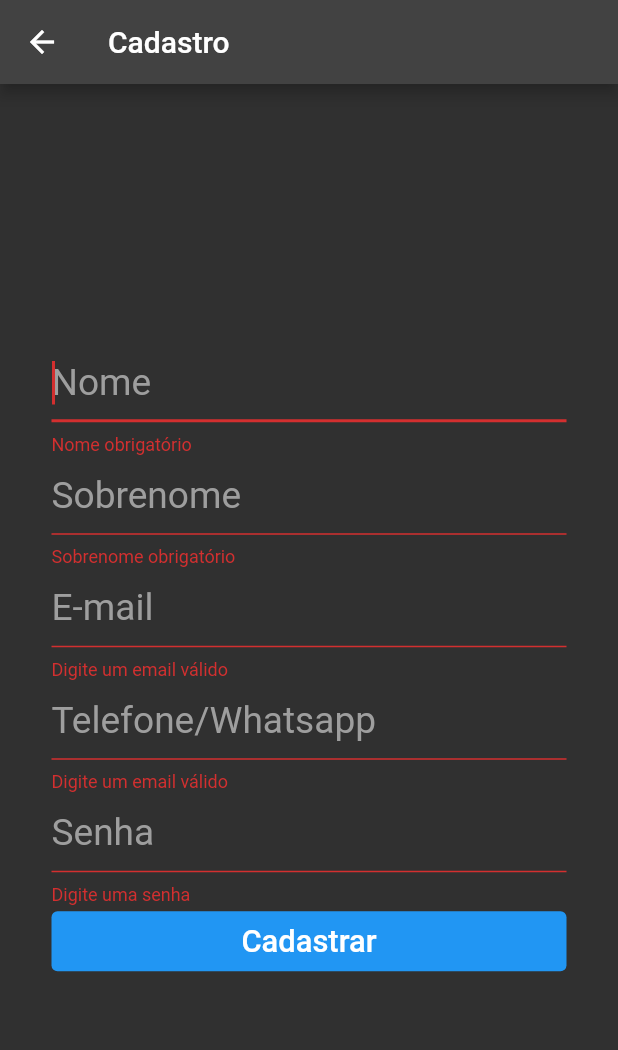
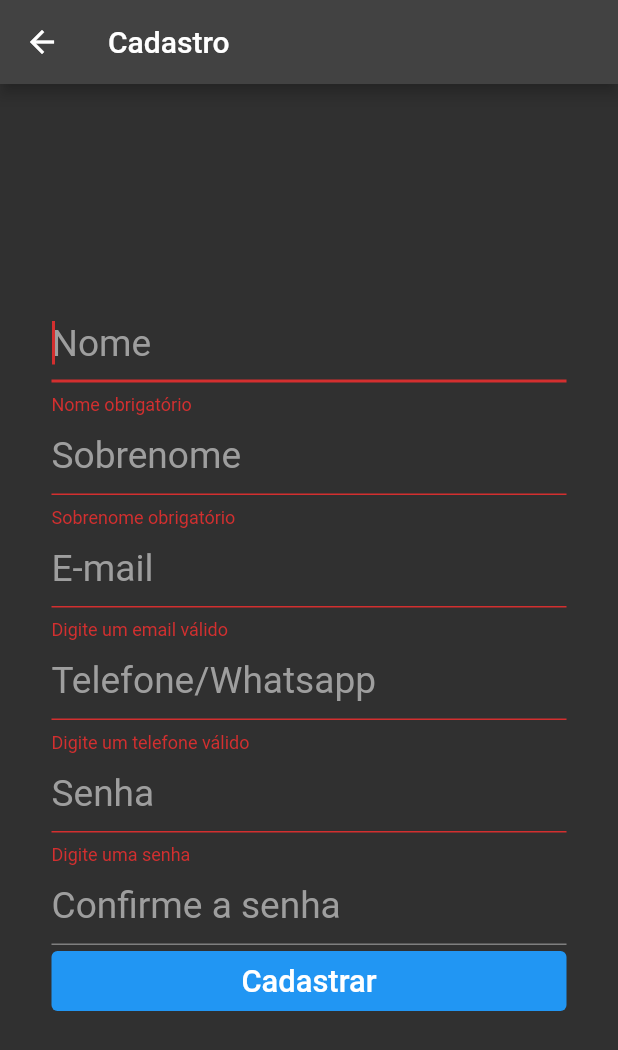
Before and after one commit to irenaldojs/busca_peca, a Flutter app: the RegisterPage screen opened by its route, after a tap on "Cadastrar", on a phone screen of 412 x 824 dp. Shown: the top 1050 px of the screen. Run offline on Flutter 3.47's test engine with Material 2 defaults, Android fonts, the phone set to English and light mode, and no system bars; our stand-ins replace flutter_signin_button, get, mask_text_input_formatter.

Commit message:
Update login widget and create user model

```diff
--- a/lib/app/pages/register/register_controller.dart
+++ b/lib/app/pages/register/register_controller.dart
@@ -8,6 +8,7 @@ class RegisterController extends GetxController{
   final lastNameController = TextEditingController().obs;
   final emailController = TextEditingController().obs;
   final passwordController = TextEditingController().obs;
+  final comparePasswordController = TextEditingController().obs;
   final phoneController = TextEditingController().obs;
-
+  final phoneFormat = 0.obs;
 }
--- a/lib/app/pages/register/register_page.dart
+++ b/lib/app/pages/register/register_page.dart
@@ -12,7 +12,9 @@ class RegisterPage extends GetView<RegisterController> {
     double width = context.width;
 
     return Scaffold(
-      appBar: AppBar(title: Text('Cadastro'),),
+      appBar: AppBar(
+        title: Text('Cadastro'),
+      ),
       body: Padding(
         padding: EdgeInsets.only(left: width / 12, right: width / 12),
         child: Center(
@@ -31,9 +33,13 @@ class RegisterPage extends GetView<RegisterController> {
                         textFormFieldEmail(
                             height, controller.emailController.value),
                         textFormFieldPhone(
-                        height, controller.phoneController.value),
+                            height, controller.phoneController.value, controller),
                         textFormFieldPassword(
                             height, controller.passwordController.value),
+                        textFormFieldComparePassword(
+                            height,
+                            controller.comparePasswordController.value,
+                            controller.passwordController.value)
                       ],
                     )),
                 textButtomRegister(height, controller),
--- a/lib/app/pages/register/register_widgets.dart
+++ b/lib/app/pages/register/register_widgets.dart
@@ -1,3 +1,6 @@
+import 'dart:developer';
+
+import 'package:busca_peca/app/models/user_model.dart';
 import 'package:busca_peca/app/pages/register/register_controller.dart';
 import 'package:flutter/material.dart';
 import 'package:mask_text_input_formatter/mask_text_input_formatter.dart';
@@ -70,7 +73,7 @@ textFormFieldEmail(double height, TextEditingController editController) {
   );
 }
 
-textFormFieldPhone(double height, TextEditingController editController) {
+textFormFieldPhone(double height, TextEditingController editController, RegisterController controller) {
   var mask = MaskTextInputFormatter(mask: '(##)# ####-####');
   return TextFormField(
     autofocus: true,
@@ -80,10 +83,13 @@ textFormFieldPhone(double height, TextEditingController editController) {
     inputFormatters: [mask],
     decoration: inputDecorationFormField('Telefone/Whatsapp'),
     validator: (value) {
+      final regex = RegExp(r'[^\d]');
+      final replaceValue = value?.replaceAll(regex, '').toString();
       if (value!.isEmpty ||
-          !RegExp(r'[a-z0-9.-_]+@[a-z0-9.-_]+').hasMatch(value)) {
-        return 'Digite um email válido';
+          !RegExp(r'^(\d){11}').hasMatch(replaceValue.toString())) {
+        return 'Digite um telefone válido';
       } else {
+        controller.phoneFormat.value = int.parse(replaceValue!);
         return null;
       }
     },
@@ -98,18 +104,38 @@ textFormFieldPassword(double height, TextEditingController editController) {
     decoration: inputDecorationFormField('Senha'),
     obscureText: true,
     validator: (value) {
-      if (value!.isEmpty){
+      if (value!.isEmpty) {
         return 'Digite uma senha';
-      }else if(!RegExp(r'^(?=.*\d)').hasMatch(value)){
+      } else if (!RegExp(r'^(?=.*\d)').hasMatch(value)) {
         return 'Deve ter ao menos um número';
-      }else if(!RegExp(r'^(?=.*[a-z])').hasMatch(value)){
+      } else if (!RegExp(r'^(?=.*[a-z])').hasMatch(value)) {
         return 'Deve ter ao menos uma letra minúscula';
-      }else if(!RegExp(r'^(?=.*[A-Z])').hasMatch(value)){
+      } else if (!RegExp(r'^(?=.*[A-Z])').hasMatch(value)) {
         return 'Deve ter ao menos uma letra maiúscula';
-      }else if(!RegExp(r'^(?=.*[$*&@#])').hasMatch(value)){
+      } else if (!RegExp(r'^(?=.*[$*&@#])').hasMatch(value)) {
         return 'Deve ter ao menos um caractere especial';
-      }else if(!RegExp(r'^(?=.*\d)(?=.*[a-z])(?=.*[A-Z])(?=.*[$*&@#])[0-9a-zA-Z$*&@#]{8,}$').hasMatch(value)){
+      } else if (!RegExp(
+              r'^(?=.*\d)(?=.*[a-z])(?=.*[A-Z])(?=.*[$*&@#])[0-9a-zA-Z$*&@#]{8,}$')
+          .hasMatch(value)) {
         return 'Deve ter ao menos 8 digitos';
+      }
+    },
+  );
+}
+
+textFormFieldComparePassword(
+    double height,
+    TextEditingController compareEditController,
+    TextEditingController passwordEditController) {
+  return TextFormField(
+    controller: compareEditController,
+    keyboardType: TextInputType.text,
+    style: textStyleFormField(height),
+    decoration: inputDecorationFormField('Confirme a senha'),
+    obscureText: true,
+    validator: (value) {
+      if (value != passwordEditController.text) {
+        return 'Senha diferente';
       }
     },
   );
@@ -119,7 +145,16 @@ textButtomRegister(double height, RegisterController controller) {
   return TextButton(
     style: TextButton.styleFrom(backgroundColor: Colors.blue),
     onPressed: () {
-      if (controller.formKey.value.currentState!.validate()) {}
+      if (controller.formKey.value.currentState!.validate()) {
+        final user = UserModel(
+          fistName: controller.firstNameController.value.text,
+          lastName: controller.lastNameController.value.text,
+          email: controller.emailController.value.text,
+          phone: controller.phoneFormat.value,
+          password: controller.passwordController.value.text,
+        );
+        log(user.toString());
+      }
     },
     child: Text(
       'Cadastrar',
```
Also changed, not shown: lib/app/models/user_model.dart (added, +84 -0 lines), 1 other file. Lines whose indentation alone changed are shown as unchanged.
